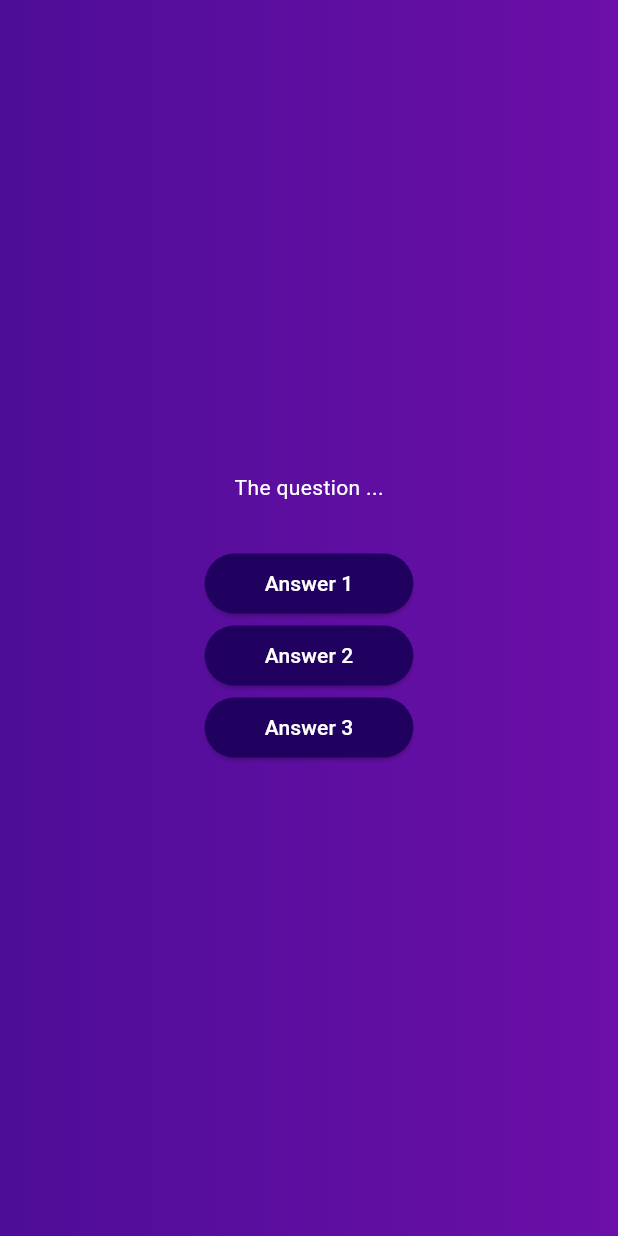
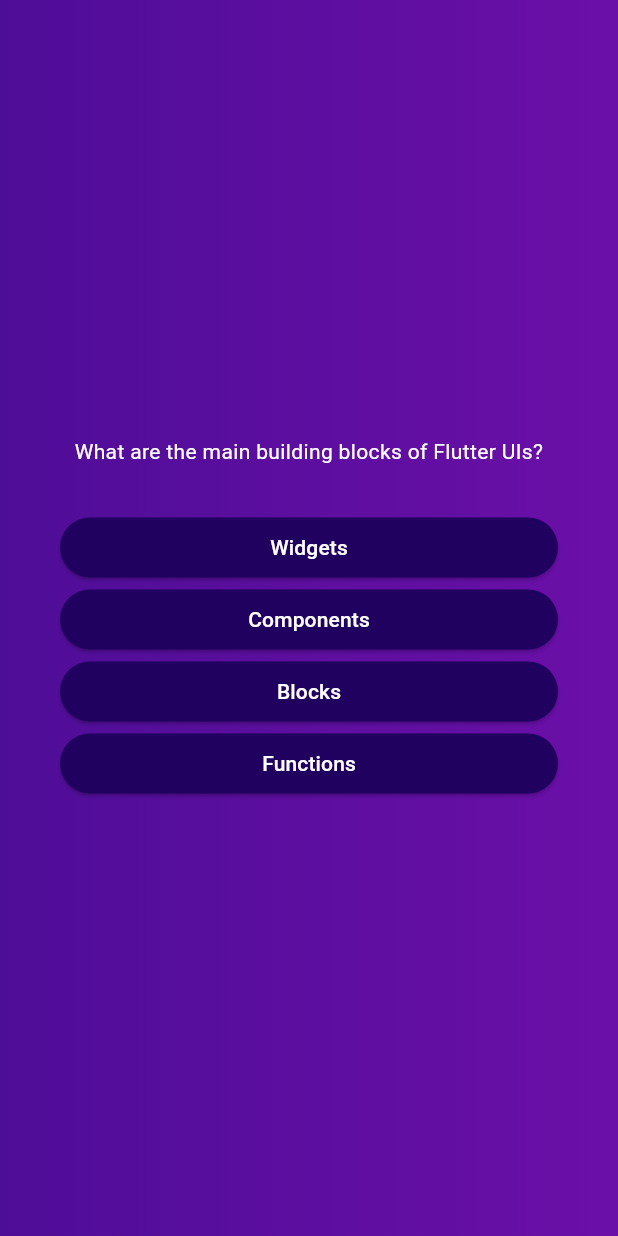
Before and after one commit to VIA2NEY/quizz_app_course, a Flutter app: the screen it shows after launch, after a tap on "Start Quiz", on a phone screen of 412 x 824 dp. Run offline on Flutter 3.47's test engine with Material 3 defaults, Android fonts, the phone set to English and light mode, and no system bars.

Commit message:
mapping questions items and styling

```diff
--- a/lib/questions_screen.dart
+++ b/lib/questions_screen.dart
@@ -1,5 +1,6 @@
 import 'package:flutter/material.dart';
 import 'package:quiz_app/answer_button.dart';
+import 'package:quiz_app/data/questions.dart';
 
 class QuestionScreen extends StatefulWidget {
   const QuestionScreen({super.key});
@@ -11,34 +12,39 @@ class QuestionScreen extends StatefulWidget {
 class _QuestionScreenState extends State<QuestionScreen> {
   @override
   Widget build(BuildContext context) {
+
+    final currentQuestion = questions;
+
     return SizedBox(
       width: double.infinity,
+      child: Container(
+        margin: const EdgeInsets.all(40),
         child: Column(
           mainAxisAlignment: MainAxisAlignment.center,
+          crossAxisAlignment: CrossAxisAlignment.stretch,
           children: [
+
             Text(
-            "The question ...",
-            style: TextStyle(
+              currentQuestion[0].text,
+              style: const TextStyle(
                 color: Colors.white
               ),
+              textAlign: TextAlign.center,
             ),
+
             const SizedBox(height: 30),
 
-          AnswerButton(
-            answerText: 'Answer 1',
+            ... currentQuestion[0].answers.map((item) {
+                return AnswerButton(
+                  answerText: item,
                   onTap: (){},
-          ),
-          AnswerButton(
-            answerText: 'Answer 2',
-            onTap: (){},
-          ),
-          AnswerButton(
-            answerText: 'Answer 3',
-            onTap: (){},
+                );
+              },
             ),
 
           ],
         ),
+      ),
     );
   }
 }
```
Lines whose indentation alone changed are shown as unchanged.
